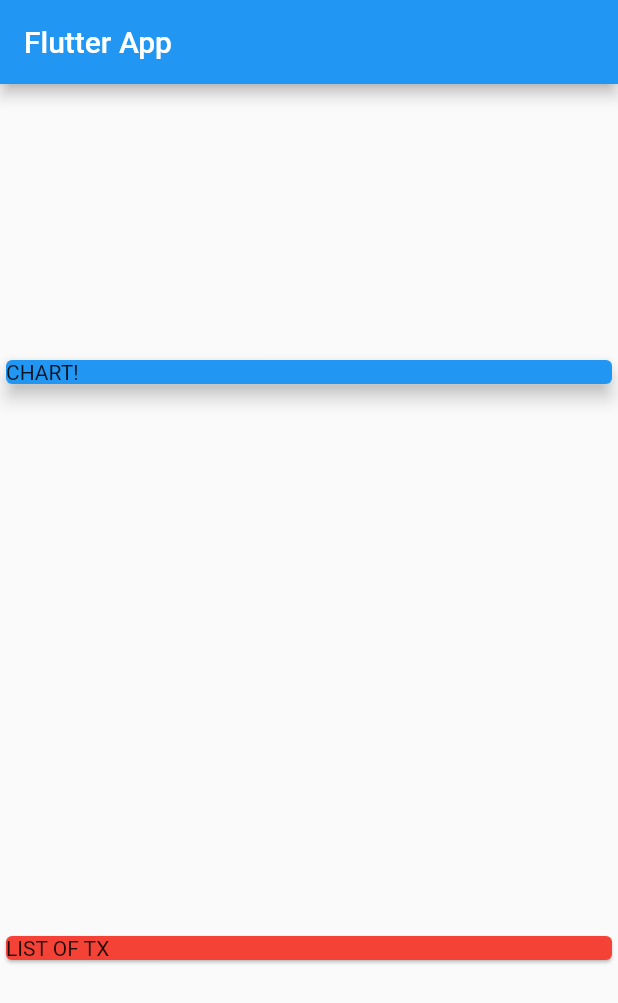
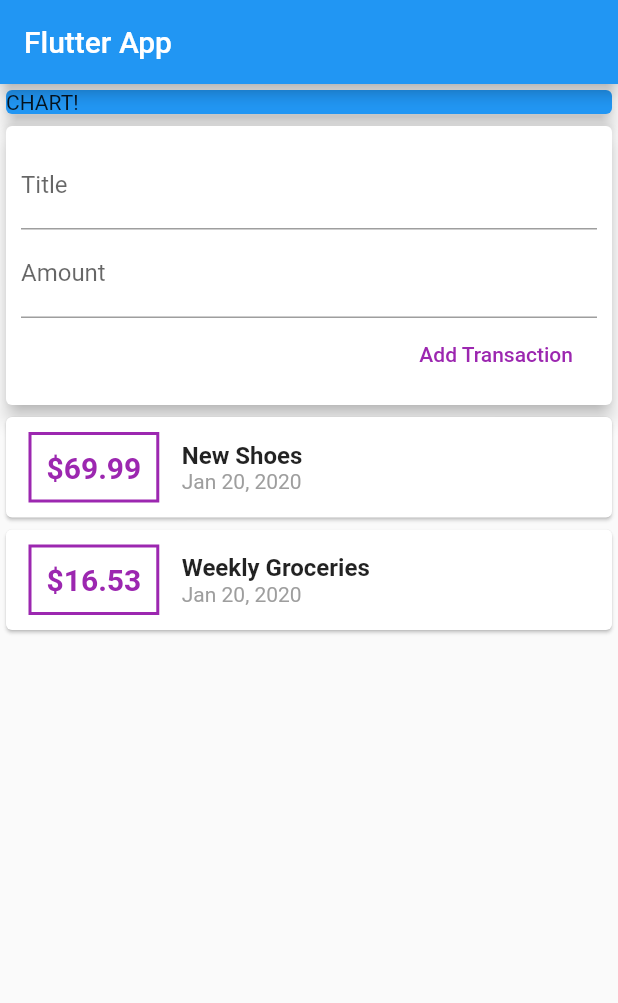
Before and after one commit to cyw233/expenses, a Flutter app: the screen it shows after launch, on a phone screen of 412 x 824 dp. Shown: the top 1003 px of the screen. Run offline on Flutter 3.47's test engine with Material 2 defaults, Android fonts, the phone set to English and light mode, and no system bars.

Commit message:
Add user input and create button

```diff
--- a/lib/main.dart
+++ b/lib/main.dart
@@ -1,5 +1,6 @@
+import 'package:flutter/material.dart';
+import 'package:intl/intl.dart';
 import 'package:expenses/transaction.dart';
-import 'package:flutter/material.dart';
 
 void main() => runApp(MyApp());
 
@@ -36,7 +37,6 @@ class MyHomePage extends StatelessWidget {
         title: Text('Flutter App'),
       ),
       body: Column(
-        mainAxisAlignment: MainAxisAlignment.spaceAround,
         crossAxisAlignment: CrossAxisAlignment.stretch,
         children: <Widget>[
           Container(
@@ -48,9 +48,76 @@ class MyHomePage extends StatelessWidget {
             ),
           ),
           Card(
-            color: Colors.red,
-            child: Text('LIST OF TX'),
-          )
+            elevation: 5,
+            child: Container(
+              padding: EdgeInsets.all(10),
+              child: Column(
+                crossAxisAlignment: CrossAxisAlignment.end,
+                children: <Widget>[
+                  TextField(
+                    decoration: InputDecoration(labelText: 'Title'),
+                  ),
+                  TextField(
+                    decoration: InputDecoration(labelText: 'Amount'),
+                  ),
+                  FlatButton(
+                    child: Text('Add Transaction'),
+                    textColor: Colors.purple,
+                    onPressed: () {},
+                  )
+                ],
+              ),
+            ),
+          ),
+          Column(
+            children: transactions.map((tx) {
+              return Card(
+                child: Row(
+                  children: <Widget>[
+                    Container(
+                      margin: EdgeInsets.symmetric(
+                        vertical: 10,
+                        horizontal: 15,
+                      ),
+                      decoration: BoxDecoration(
+                        border: Border.all(
+                          color: Colors.purple,
+                          width: 2,
+                        ),
+                      ),
+                      padding: EdgeInsets.all(10),
+                      child: Text(
+                        '\$${tx.amount}',
+                        style: TextStyle(
+                          fontWeight: FontWeight.bold,
+                          fontSize: 20,
+                          color: Colors.purple,
+                        ),
+                      ),
+                    ),
+                    Column(
+                      crossAxisAlignment: CrossAxisAlignment.start,
+                      children: <Widget>[
+                        Text(
+                          tx.title,
+                          style: TextStyle(
+                            fontSize: 16,
+                            fontWeight: FontWeight.bold,
+                          ),
+                        ),
+                        Text(
+                          DateFormat.yMMMd().format(tx.date),
+                          style: TextStyle(
+                            color: Colors.grey,
+                          ),
+                        ),
+                      ],
+                    ),
+                  ],
+                ),
+              );
+            }).toList(),
+          ),
         ],
       ),
     );
```
Also changed, not shown: pubspec.yaml (+1 -6 lines), pubspec.lock.
